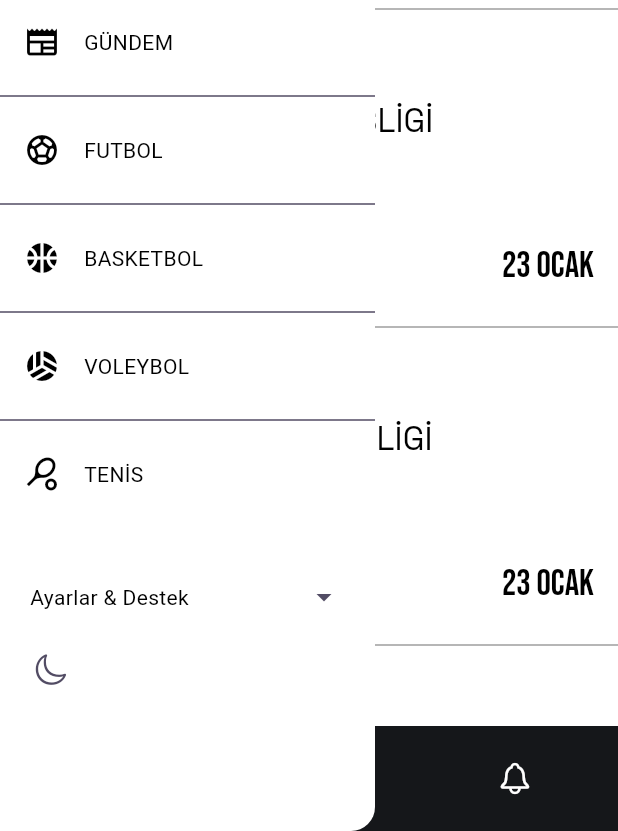
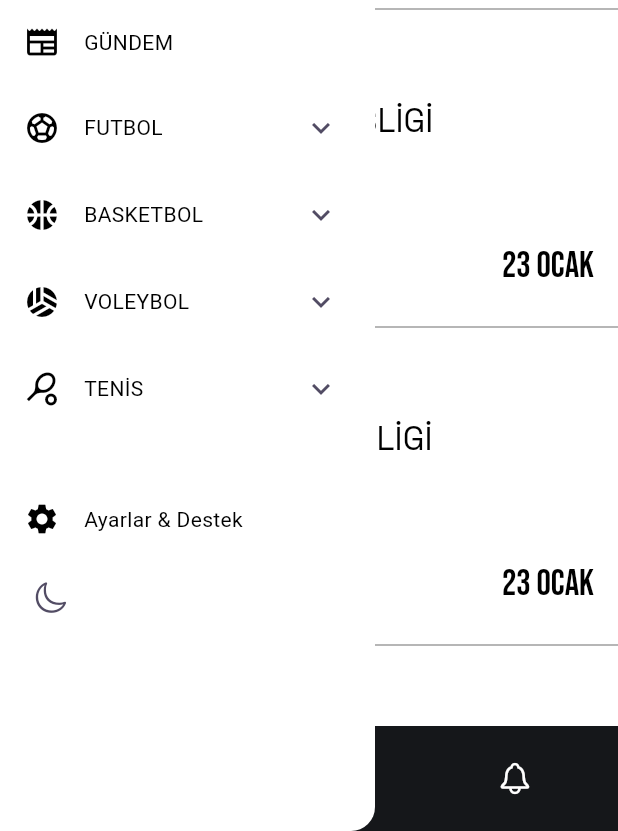
Before and after one commit to Emirhanbgdyc/Markaj_Gazetesi, a Flutter app: the NotificationScreen screen opened by its route, with the side drawer open, on a phone screen of 412 x 824 dp, the part 405-1236 px from its top. Run offline on Flutter 3.47's test engine with Material 3 defaults, Android fonts, the phone set to English and light mode, and no system bars; our stand-ins replace go_router, google_fonts; Roboto replaces fonts that are missing (Alata).

Commit message:
buraya acilabilen menu yapildi

```diff
--- a/lib/widgets/DrawerMenu.dart
+++ b/lib/widgets/DrawerMenu.dart
@@ -10,17 +10,16 @@ Drawer DrawerMenu(BuildContext context) {
     width: 250,
     child: Column(
       children: [
-        const SizedBox(
-          height: 20,
-        ),
+        const SizedBox(height: 20),
         Center(
           child: Container(
-              child: Image.asset("assets/image/markaj.jpg")
+            child: Image.asset("assets/image/markaj.jpg"),
           ),
         ),
         Expanded(
-          child: Column(
+          child: ListView(
             children: [
+
               ListTile(
                 leading: Icon(
                   Icons.newspaper,
@@ -28,86 +27,125 @@ Drawer DrawerMenu(BuildContext context) {
                 ),
                 title: Text(
                   'GÜNDEM',
-                  style:Theme.of(context).textTheme.bodyMedium!.copyWith(
+                  style: Theme.of(context).textTheme.bodyMedium!.copyWith(
                     color: Theme.of(context).colorScheme.onSecondary,
                   ),
                 ),
               ),
-              const Divider(),
-              ListTile(
-                leading: Icon(Icons.sports_soccer,color: Theme.of(context).colorScheme.onSecondary,),
-                title:  Text(
+              ExpansionTile(
+                leading: Icon(Icons.sports_soccer,
+                    color: Theme.of(context).colorScheme.onSecondary),
+                title: Text(
                   'FUTBOL',
                   style: Theme.of(context).textTheme.bodyMedium!.copyWith(
                     color: Theme.of(context).colorScheme.onSecondary,
                   ),
                 ),
+                children: [
+                  ListTile(
+                    title: const Text("Süper Lig"),
                     onTap: () {
                       Navigator.pop(context);
                     },
                   ),
-              const Divider(),
                   ListTile(
-                leading: Icon(Icons.sports_basketball, color: Theme.of(context).colorScheme.onSecondary,),
-                title:  Text(
-                  'BASKETBOL',
-                  style:Theme.of(context).textTheme.bodyMedium!.copyWith(
-                    color: Theme.of(context).colorScheme.onSecondary,
-                  ),
-                ),
+                    title: const Text("Premier Lig"),
                     onTap: () {
                       Navigator.pop(context);
                     },
                   ),
-              const Divider(),
                   ListTile(
-                leading:  Icon(Icons.sports_volleyball, color:Theme.of(context).colorScheme.onSecondary,),
-                title:  Text(
+                    title: const Text("La Liga"),
+                    onTap: () {
+                      Navigator.pop(context);
+                    },
+                  ),
+                ],
+              ),
+              ExpansionTile(
+                leading: Icon(Icons.sports_basketball,
+                    color: Theme.of(context).colorScheme.onSecondary),
+                title: Text(
+                  'BASKETBOL',
+                  style: Theme.of(context).textTheme.bodyMedium!.copyWith(
+                    color: Theme.of(context).colorScheme.onSecondary,
+                  ),
+                ),
+                children: [
+                  ListTile(
+                    title: const Text("NBA"),
+                    onTap: () {
+                      Navigator.pop(context);
+                    },
+                  ),
+                  ListTile(
+                    title: const Text("EuroLeague"),
+                    onTap: () {
+                      Navigator.pop(context);
+                    },
+                  ),
+                ],
+              ),
+              ExpansionTile(
+                leading: Icon(Icons.sports_volleyball,
+                    color: Theme.of(context).colorScheme.onSecondary),
+                title: Text(
                   'VOLEYBOL',
                   style: Theme.of(context).textTheme.bodyMedium!.copyWith(
                     color: Theme.of(context).colorScheme.onSecondary,
                   ),
                 ),
+                children: [
+                  ListTile(
+                    title: const Text("FIVB Dünya Ligi"),
                     onTap: () {
                       Navigator.pop(context);
                     },
                   ),
-              const Divider(),
                   ListTile(
-                leading:  Icon(Icons.sports_tennis, color: Theme.of(context).colorScheme.onSecondary),
-                title:  Text(
-                  'TENİS',
-                  style:Theme.of(context).textTheme.bodyMedium!.copyWith(
-                    color: Theme.of(context).colorScheme.onSecondary,
-                  ),
-                ),
+                    title: const Text("CEV Şampiyonlar Ligi"),
                     onTap: () {
                       Navigator.pop(context);
                     },
                   ),
-              const SizedBox(
-                height: 30,
+                ],
               ),
-              Row(
-                mainAxisAlignment: MainAxisAlignment.spaceBetween,
+              ExpansionTile(
+                leading: Icon(Icons.sports_tennis,
+                    color: Theme.of(context).colorScheme.onSecondary),
+                title: Text(
+                  'TENİS',
+                  style: Theme.of(context).textTheme.bodyMedium!.copyWith(
+                    color: Theme.of(context).colorScheme.onSecondary,
+                  ),
+                ),
                 children: [
-                  Container(
-                    padding: const EdgeInsets.only(left: 20),
-                    child:  Text(
+                  ListTile(
+                    title: const Text("Wimbledon"),
+                    onTap: () {
+                      Navigator.pop(context);
+                    },
+                  ),
+                  ListTile(
+                    title: const Text("Roland Garros"),
+                    onTap: () {
+                      Navigator.pop(context);
+                    },
+                  ),
+                ],
+              ),
+              const SizedBox(height: 30),
+              ListTile(
+                leading: Icon(Icons.settings,
+                    color: Theme.of(context).colorScheme.onSecondary),
+                title: Text(
                   "Ayarlar & Destek",
                   style: Theme.of(context).textTheme.bodyMedium!.copyWith(
                     color: Theme.of(context).colorScheme.onSecondary,
                   ),
                 ),
-                  ),
-                  Container(
-                    padding: const EdgeInsets.only(right: 10),
-                    child: IconButton(
-                      onPressed: () {},
-                      icon: const Icon(Icons.arrow_drop_down_sharp),
-                    ),
-                  ),
-                ],
+                onTap: () {
+                },
               ),
               Container(
                 alignment: Alignment.centerLeft,
@@ -122,6 +160,7 @@ Drawer DrawerMenu(BuildContext context) {
                   },
                 ),
               ),
+
             ],
           ),
         ),
```
Lines whose indentation alone changed are shown as unchanged.
